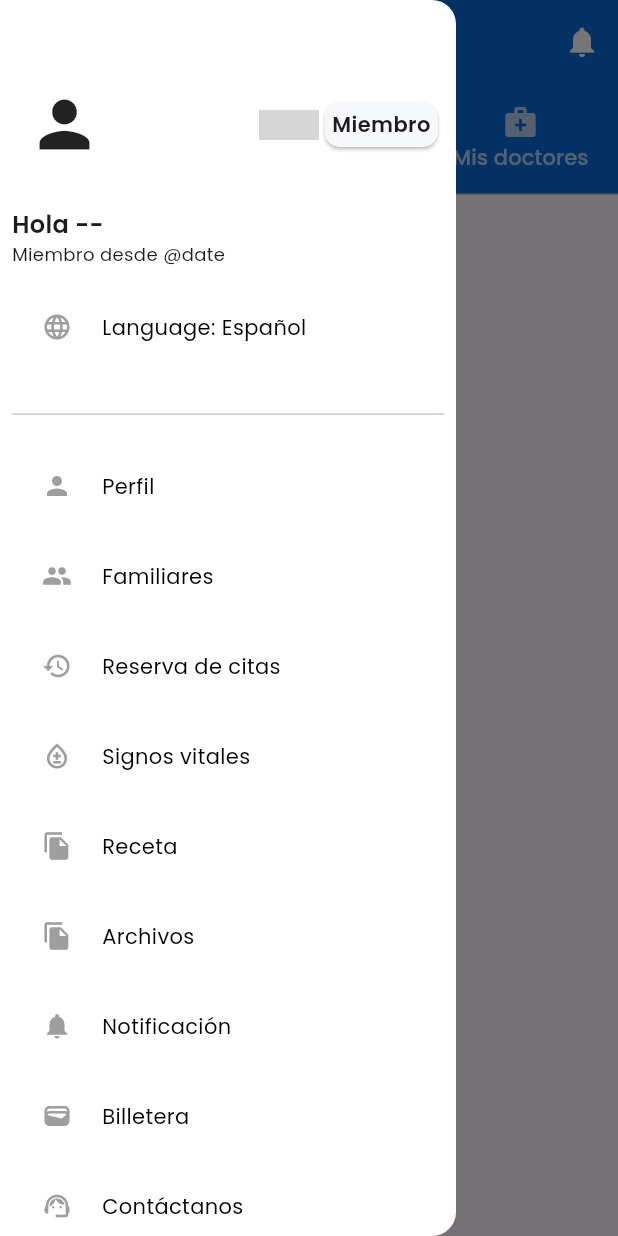
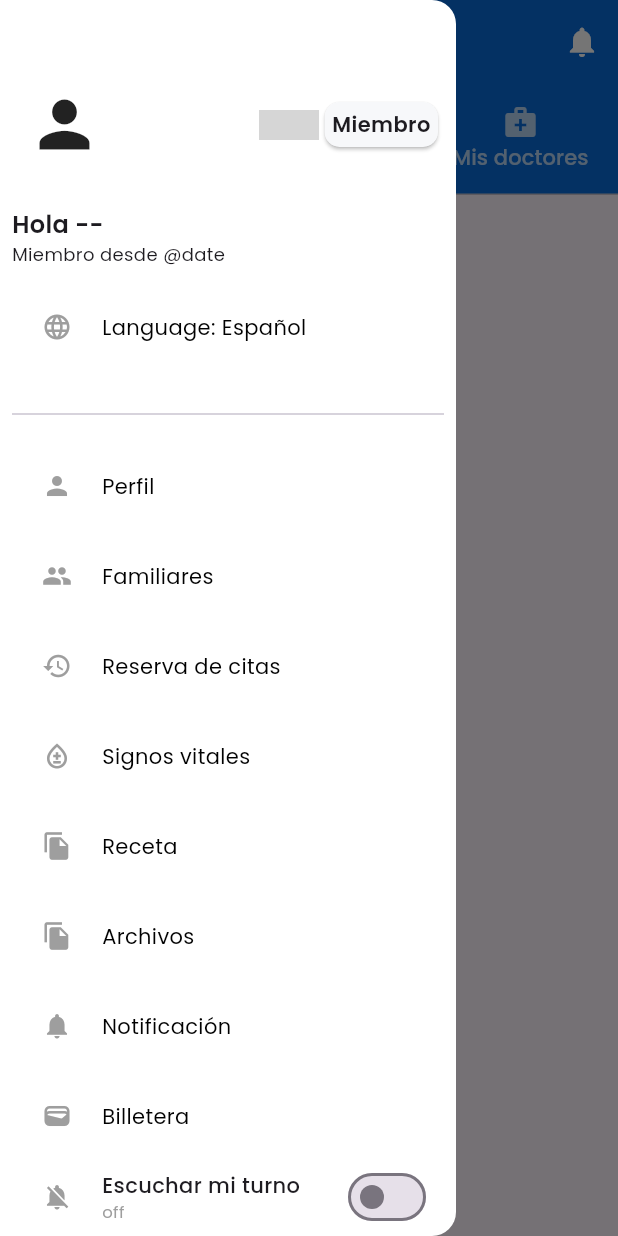
Before and after one commit to jumbointl/medicare_user_app, a Flutter app: the screen it shows after launch, with the side drawer open, on a phone screen of 412 x 824 dp. Run offline on Flutter 3.47's test engine with Material 3 defaults, Android fonts, the phone set to English and light mode, and no system bars; our stand-ins replace cached_network_image, carousel_slider, country_picker, date_picker_timeline, dio, firebase_auth and 23 more; missing offline and left inert: app_settings, mobile_scanner, qr_bar_code, star_rating, udemy_core, video_conference; accounts and stored records are empty; network calls fail; grey boxes are pictures that could not be loaded.

Commit message:
Global "Escuchar mi turno": AppBar icon + Drawer switch + auto-subscribe (v1.0.26)
Phase 2/3 of the global listener Pablo asked for on 2026-05-16. The
backend `user.{id}` delta channel + checkin.done / appointment.finished
emits were added in medicare-node-api commit c261760.

New service `lib/services/global_call_listener_service.dart` (singleton):
- SharedPreferences key `global_listen_my_turn` — persisted on/off.
- On enable, opens its own socket.io connection, joins `user.{myUserId}`
  for delta events, and bootstraps the tracked-appointments set from
  GET /v1/get_appointment_check_in?user_id=X&date=today (so existing
  check-ins from a previous app session are picked up immediately).
- Per unique clinic_id in the tracked set, emits `join clinic.{id}` and
  listens for `patient.called` / `patient.recalled`. Only TTS when the
  event's `appointment_id` matches one of ours (filter applies even when
  multiple clinics are subscribed).
- `checkin.done` → add to tracked + ensure clinic subscription.
- `appointment.finished` → remove from tracked, leave clinic if no other
  tracked appt for that clinic.
- 60s timer auto-prunes appointments past `end_at`; once empty, the
  listener stays armed (waits for a new checkin.done) but no socket
  rooms remain joined.
- TTS reuses the dedup heuristic from PatientCallListenerSwitch (no
  duplicated "sala sala 1") and digit-spelling (047 → "cero cuatro
  siete").

UI:
- HomePage profile header gains a notification-active icon next to the
  existing bell. Three colors: white (off), amber (on but no clinics
  joined, idle), green (on and ≥1 clinic listening). Tap toggles.
- Drawer adds an "Escuchar mi turno" entry above "Contact us" with a
  Switch + state subtext ("off" / "esperando check-in" / "N canal(es)").
- HomePage.initState calls loadEnabled() so the service auto-resumes
  across app launches if the user had it on.

AppointmentDetailsPage's existing PatientCallListenerSwitch stays as a
per-appointment override; it doesn't conflict because each listener
maintains its own state independently.

Bumped pubspec to 1.0.26.

```diff
--- a/lib/widget/drawer_widget.dart
+++ b/lib/widget/drawer_widget.dart
@@ -3,6 +3,7 @@ import 'package:shared_preferences/shared_preferences.dart';
 import '../languages/language_storage_helper.dart';
 import '../model/language_model.dart';
 import '../services/user_service.dart';
+import '../services/global_call_listener_service.dart';
 import '../services/user_subscription.dart';
 import '../controller/user_controller.dart';
 import '../languages/version_control.dart';
@@ -163,6 +164,9 @@ class IDrawerWidget{
 
 
           }),
+          // Switch global "Escuchar mi turno" — espejo del icon del AppBar
+          // (Pablo 2026-05-16). Tap toggles + cierra el drawer.
+          _buildGlobalListenerSwitch(),
           _buildCardBox("contact_us".tr,Icons.support_agent,(){
             Get.back();
             Get.toNamed(RouteHelper.getContactUsPageRoute());
@@ -305,6 +309,68 @@ class IDrawerWidget{
         );
       } //Error svg
     }
+    );
+  }
+
+  static Widget _buildGlobalListenerSwitch() {
+    final svc = GlobalCallListenerService.instance;
+    return AnimatedBuilder(
+      animation: Listenable.merge([
+        svc.enabledNotifier,
+        svc.trackedCountNotifier,
+      ]),
+      builder: (_, __) {
+        final enabled = svc.enabledNotifier.value;
+        final hasChannels = svc.trackedCountNotifier.value > 0;
+        final IconData icon = enabled
+            ? Icons.notifications_active
+            : Icons.notifications_off;
+        final Color iconColor = !enabled
+            ? Colors.grey
+            : (hasChannels ? Colors.green : Colors.amber);
+        final String stateText = !enabled
+            ? "off"
+            : (hasChannels
+                ? "${svc.trackedCountNotifier.value} canal(es)"
+                : "esperando check-in");
+        return Padding(
+          padding: const EdgeInsets.fromLTRB(20, 0, 8, 0),
+          child: Row(
+            children: [
+              Icon(icon, size: 20, color: iconColor),
+              const SizedBox(width: 20),
+              Expanded(
+                child: Column(
+                  crossAxisAlignment: CrossAxisAlignment.start,
+                  children: [
+                    Text(
+                      "Escuchar mi turno",
+                      style: const TextStyle(
+                        fontWeight: FontWeight.w500,
+                        fontSize: 14,
+                      ),
+                    ),
+                    Text(
+                      stateText,
+                      style: TextStyle(
+                        fontSize: 11,
+                        color: iconColor,
+                      ),
+                    ),
+                  ],
+                ),
+              ),
+              Switch(
+                value: enabled,
+                activeColor: Colors.green,
+                onChanged: (v) async {
+                  await svc.setEnabled(v);
+                },
+              ),
+            ],
+          ),
+        );
+      },
     );
   }
 
--- a/pubspec.yaml
+++ b/pubspec.yaml
@@ -16,7 +16,7 @@ publish_to: 'none' # Remove this line if you wish to publish to pub.dev
 # https://developer.apple.com/library/archive/documentation/General/Reference/InfoPlistKeyReference/Articles/CoreFoundationKeys.html
 # In Windows, build-name is used as the major, minor, and patch parts
 # of the product and file versions while build-number is used as the build suffix.
-version: 1.0.25+25
+version: 1.0.26+26
 
 environment:
   sdk: ^3.9.2
```
Also changed, not shown: lib/pages/home_page.dart (+43 -1 lines), lib/services/global_call_listener_service.dart (added, +332 -0 lines).
